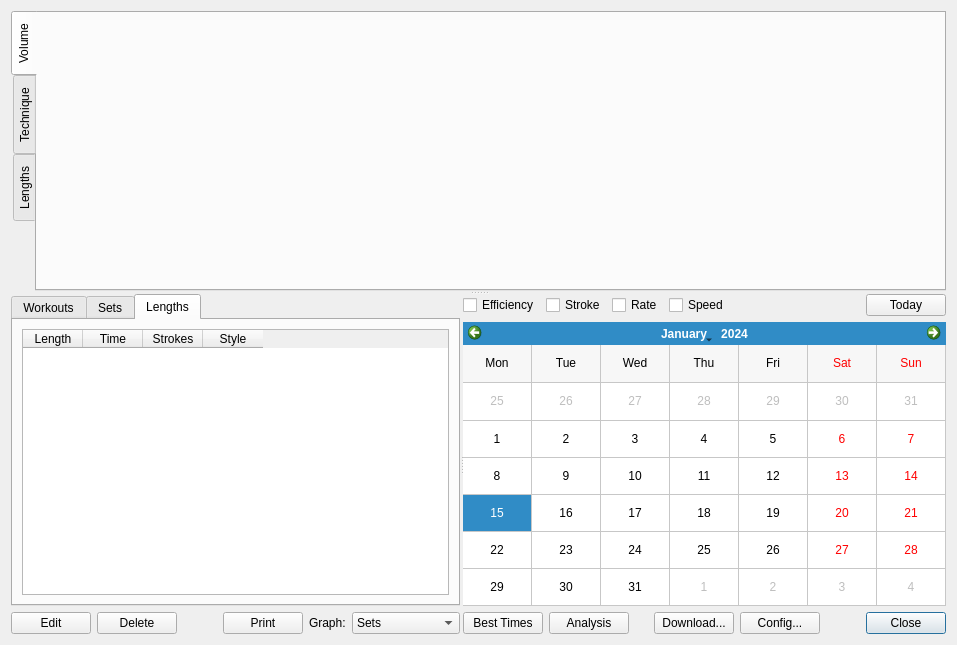
First picture: the form in ui/summary.ui, repository ihewitt/poolviewer, before the edit.
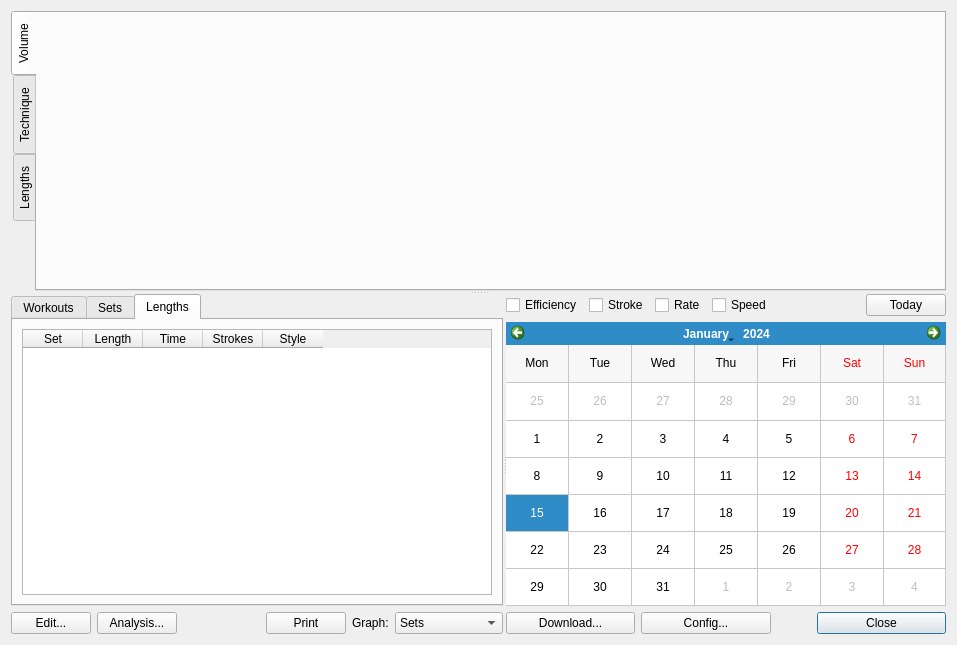
Second picture: the form after the edit. The open tabs and pages were chosen to show the change. Custom widgets are drawn as their Qt base class.

Commit message: Enhanced workout edit dialog. Minor reorganisation.

Patch:
```diff
--- a/ui/summary.ui
+++ b/ui/summary.ui
@@ -350,6 +350,11 @@
               <attribute name="verticalHeaderDefaultSectionSize">
                <number>19</number>
               </attribute>
+              <column>
+               <property name="text">
+                <string>Set</string>
+               </property>
+              </column>
               <column>
                <property name="text">
                 <string>Length</string>
@@ -384,17 +389,14 @@
              <bool>true</bool>
             </property>
             <property name="text">
-             <string>Edit</string>
+             <string>Edit...</string>
             </property>
            </widget>
           </item>
           <item>
-           <widget class="QPushButton" name="deleteButton">
-            <property name="enabled">
-             <bool>true</bool>
-            </property>
+           <widget class="QPushButton" name="analysisButton">
             <property name="text">
-             <string>Delete</string>
+             <string>Analysis...</string>
             </property>
            </widget>
           </item>
@@ -548,33 +550,6 @@
         </item>
         <item>
          <layout class="QHBoxLayout" name="control_buttons">
-          <item>
-           <widget class="QPushButton" name="bestTimesButton">
-            <property name="text">
-             <string>Best Times</string>
-            </property>
-           </widget>
-          </item>
-          <item>
-           <widget class="QPushButton" name="analysisButton">
-            <property name="text">
-             <string>Analysis</string>
-            </property>
-           </widget>
-          </item>
-          <item>
-           <spacer name="horizontalSpacer_3">
-            <property name="orientation">
-             <enum>Qt::Horizontal</enum>
-            </property>
-            <property name="sizeHint" stdset="0">
-             <size>
-              <width>40</width>
-              <height>20</height>
-             </size>
-            </property>
-           </spacer>
-          </item>
           <item>
            <widget class="QPushButton" name="downloadButton">
             <property name="text">
```
Left out of the diff: 50 changed lines with no effect on the pictures. The commit also changes 13 other files.
